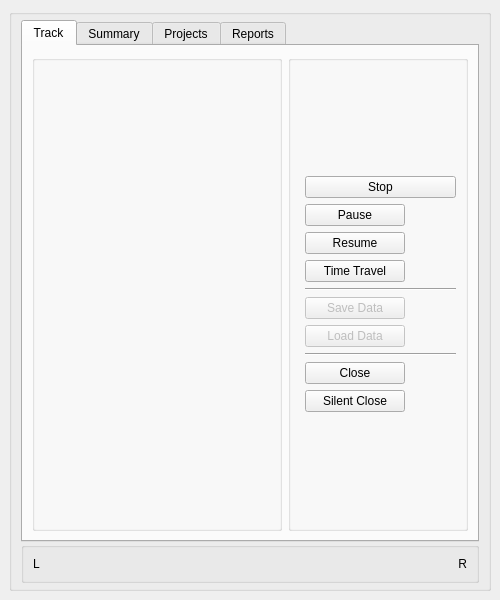
Qt form GUI/Main.ui (hratcliffe/TimeTrackerTwo) before a commit.
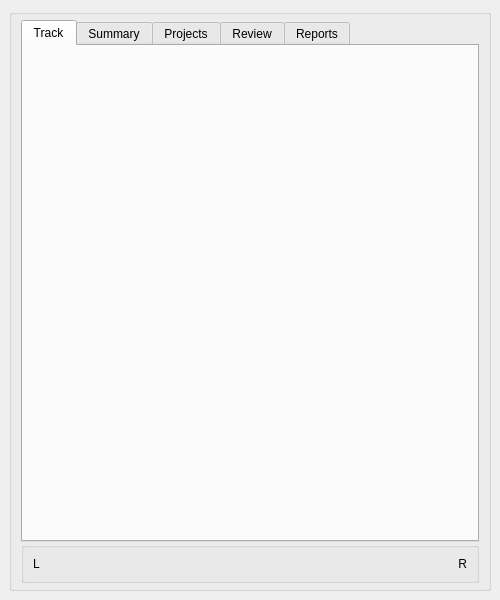
The same form after that commit.

Patch:
```diff
--- a/GUI/Main.ui
+++ b/GUI/Main.ui
@@ -119,208 +119,7 @@
           </attribute>
           <layout class="QGridLayout" name="gridLayout_5">
            <item row="0" column="0">
-            <layout class="QGridLayout" name="t_gridLayout">
-             <property name="verticalSpacing">
-              <number>4</number>
-             </property>
-             <item row="0" column="0">
-              <widget class="QGroupBox" name="t_project_buttons">
-               <property name="sizePolicy">
-                <sizepolicy hsizetype="Preferred" vsizetype="Preferred">
-                 <horstretch>0</horstretch>
-                 <verstretch>0</verstretch>
-                </sizepolicy>
-               </property>
-               <property name="minimumSize">
-                <size>
-                 <width>250</width>
-                 <height>0</height>
-                </size>
-               </property>
-               <property name="title">
-                <string/>
-               </property>
-               <layout class="QVBoxLayout" name="verticalLayout_5">
-                <item>
-                 <layout class="QVBoxLayout" name="verticalLayout_4"/>
-                </item>
-               </layout>
-              </widget>
-             </item>
-             <item row="0" column="1">
-              <widget class="QGroupBox" name="t_main_buttons">
-               <property name="sizePolicy">
-                <sizepolicy hsizetype="Preferred" vsizetype="Preferred">
-                 <horstretch>1</horstretch>
-                 <verstretch>0</verstretch>
-                </sizepolicy>
-               </property>
-               <property name="minimumSize">
-                <size>
-                 <width>120</width>
-                 <height>0</height>
-                </size>
-               </property>
-               <property name="title">
-                <string/>
-               </property>
-               <layout class="QVBoxLayout" name="verticalLayout_2">
-                <item>
-                 <layout class="QVBoxLayout" name="verticalLayout">
-                  <property name="spacing">
-                   <number>-1</number>
-                  </property>
-                  <property name="sizeConstraint">
-                   <enum>QLayout::SizeConstraint::SetDefaultConstraint</enum>
-                  </property>
-                  <property name="leftMargin">
-                   <number>5</number>
-                  </property>
-                  <item>
-                   <widget class="QPushButton" name="t_stop_button">
-                    <property name="text">
-                     <string>Stop</string>
-                    </property>
-                   </widget>
-                  </item>
-                  <item>
-                   <widget class="QPushButton" name="t_pause_button">
-                    <property name="sizePolicy">
-                     <sizepolicy hsizetype="Minimum" vsizetype="Fixed">
-                      <horstretch>10</horstretch>
-                      <verstretch>0</verstretch>
-                     </sizepolicy>
-                    </property>
-                    <property name="maximumSize">
-                     <size>
-                      <width>100</width>
-                      <height>16777215</height>
-                     </size>
-                    </property>
-                    <property name="baseSize">
-                     <size>
-                      <width>100</width>
-                      <height>0</height>
-                     </size>
-                    </property>
-                    <property name="text">
-                     <string>Pause</string>
-                    </property>
-                   </widget>
-                  </item>
-                  <item>
-                   <widget class="QPushButton" name="t_resume_button">
-                    <property name="maximumSize">
-                     <size>
-                      <width>100</width>
-                      <height>16777215</height>
-                     </size>
-                    </property>
-                    <property name="baseSize">
-                     <size>
-                      <width>100</width>
-                      <height>0</height>
-                     </size>
-                    </property>
-                    <property name="text">
-                     <string>Resume</string>
-                    </property>
-                   </widget>
-                  </item>
-                  <item>
-                   <widget class="QPushButton" name="t_ttravel_button">
-                    <property name="enabled">
-                     <bool>true</bool>
-                    </property>
-                    <property name="maximumSize">
-                     <size>
-                      <width>100</width>
-                      <height>16777215</height>
-                     </size>
-                    </property>
-                    <property name="text">
-                     <string>Time Travel</string>
-                    </property>
-                   </widget>
-                  </item>
-                  <item>
-                   <widget class="Line" name="line">
-                    <property name="orientation">
-                     <enum>Qt::Orientation::Horizontal</enum>
-                    </property>
-                   </widget>
-                  </item>
-                  <item>
-                   <widget class="QPushButton" name="t_save_button">
-                    <property name="enabled">
-                     <bool>false</bool>
-                    </property>
-                    <property name="maximumSize">
-                     <size>
-                      <width>100</width>
-                      <height>16777215</height>
-                     </size>
-                    </property>
-                    <property name="text">
-                     <string>Save Data</string>
-                    </property>
-                   </widget>
-                  </item>
-                  <item>
-                   <widget class="QPushButton" name="t_load_button">
-                    <property name="enabled">
-                     <bool>false</bool>
-                    </property>
-                    <property name="maximumSize">
-                     <size>
-                      <width>100</width>
-                      <height>16777215</height>
-                     </size>
-                    </property>
-                    <property name="text">
-                     <string>Load Data</string>
-                    </property>
-                   </widget>
-                  </item>
-                  <item>
-                   <widget class="Line" name="line_2">
-                    <property name="orientation">
-                     <enum>Qt::Orientation::Horizontal</enum>
-                    </property>
-                   </widget>
-                  </item>
-                  <item>
-                   <widget class="QPushButton" name="t_close_button">
-                    <property name="maximumSize">
-                     <size>
-                      <width>100</width>
-                      <height>16777215</height>
-                     </size>
-                    </property>
-                    <property name="text">
-                     <string>Close</string>
-                    </property>
-                   </widget>
-                  </item>
-                  <item>
-                   <widget class="QPushButton" name="t_silent_button">
-                    <property name="maximumSize">
-                     <size>
-                      <width>100</width>
-                      <height>16777215</height>
-                     </size>
-                    </property>
-                    <property name="text">
-                     <string>Silent Close</string>
-                    </property>
-                   </widget>
-                  </item>
-                 </layout>
-                </item>
-               </layout>
-              </widget>
-             </item>
-            </layout>
+            <layout class="QVBoxLayout" name="track_target_layout"/>
            </item>
           </layout>
          </widget>
@@ -404,7 +203,17 @@
           <attribute name="title">
            <string>Projects</string>
           </attribute>
-          <widget class="QWidget" name="gridLayoutWidget_3">
+          <layout class="QGridLayout" name="gridLayout_6">
+           <item row="0" column="0">
+            <layout class="QVBoxLayout" name="project_target_layout"/>
+           </item>
+          </layout>
+         </widget>
+         <widget class="QWidget" name="review_tab">
+          <attribute name="title">
+           <string>Review</string>
+          </attribute>
+          <widget class="QWidget" name="verticalLayoutWidget">
            <property name="geometry">
             <rect>
              <x>10</x>
```
Left out of the diff: 182 changed lines with no effect on the pictures.
